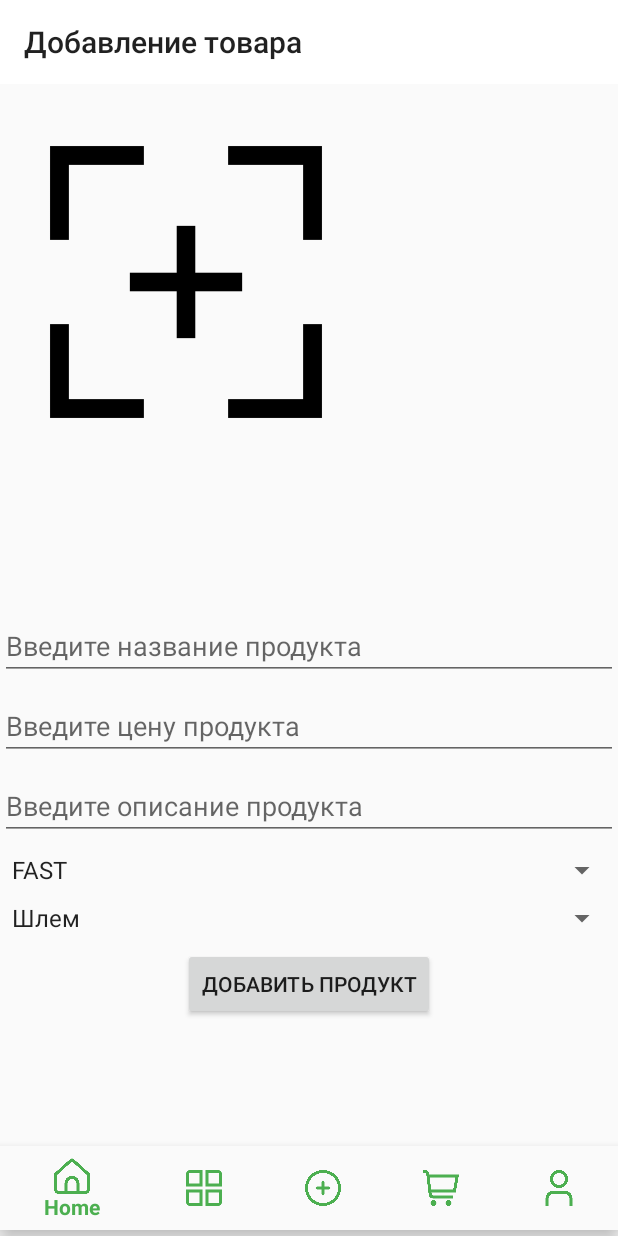
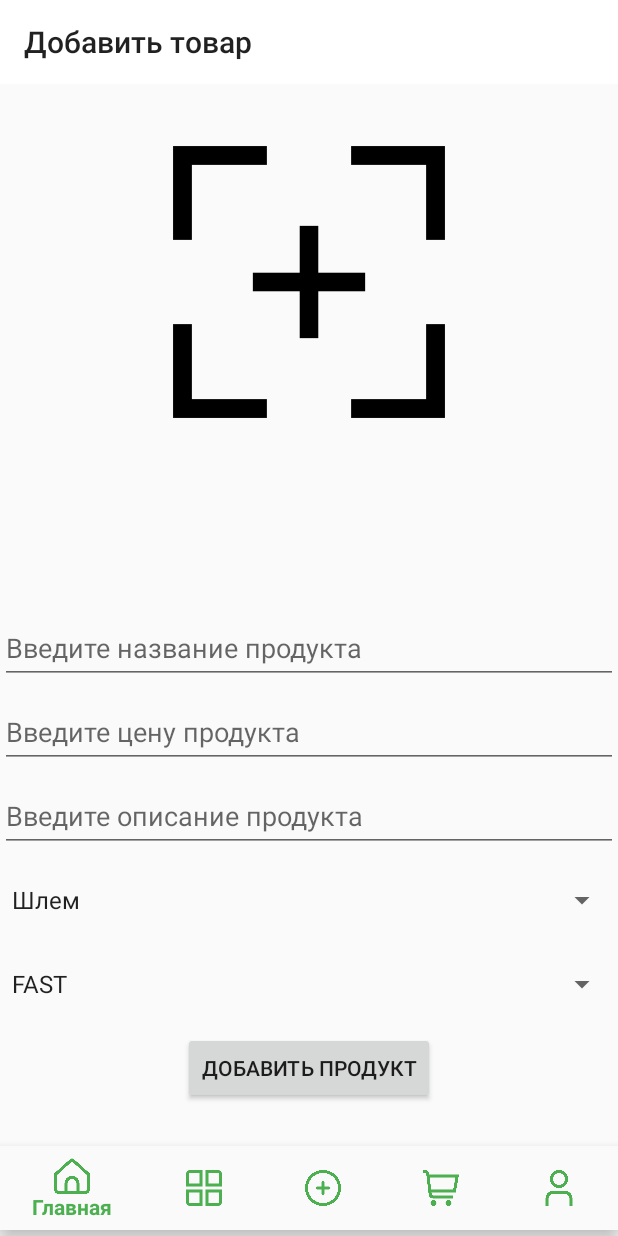
Before and after one commit to alwayswnnasleep/ZedkaShop, an Android app: the AddProductFragment screen opened through its navigation route, after a tap on "ДОБАВИТЬ ПРОДУКТ", on a phone screen of 412 x 824 dp. Run offline under Robolectric (Android 15) with nearby library versions, the phone set to English and light mode, and no system bars; our stand-ins replace Firebase (no records; nobody signed in at launch, a user with empty details on screens opened directly), navigation-ui.

Commit message:
Исправлена ошибка с крашем проги при повторном добавлении товара

```diff
--- a/code/app/build.gradle.kts
+++ b/code/app/build.gradle.kts
@@ -43,13 +43,13 @@ android {
 
 dependencies {
     implementation ("com.google.android.material:material:1.9.0")
-    implementation("androidx.recyclerview:recyclerview:1.2.1")
-    implementation("com.github.bumptech.glide:glide:4.12.0")
+    implementation("androidx.recyclerview:recyclerview:1.3.0")
+    implementation("com.github.bumptech.glide:glide:4.13.0")
     implementation(libs.firebase.auth)
     implementation(libs.firebase.storage)
     implementation(libs.firebase.firestore)
     implementation(platform(libs.firebase.boom))
-    implementation ("androidx.appcompat:appcompat:1.4.0")
+    implementation ("androidx.appcompat:appcompat:1.6.1")
     implementation(libs.androidx.core.ktx)
     implementation(libs.androidx.appcompat)
     implementation(libs.material)
--- a/code/app/src/main/AndroidManifest.xml
+++ b/code/app/src/main/AndroidManifest.xml
@@ -2,6 +2,8 @@
 <manifest xmlns:android="http://schemas.android.com/apk/res/android"
     xmlns:tools="http://schemas.android.com/tools">
     <uses-permission android:name="android.permission.READ_EXTERNAL_STORAGE"/>
+    <uses-permission android:name="android.permission.INTERNET"/>
+    <uses-permission android:name="android.permission.ACCESS_NETWORK_STATE"/>
     <application
         android:allowBackup="true"
         android:dataExtractionRules="@xml/data_extraction_rules"
--- a/code/app/src/main/java/com/example/zedkashop/ui/addingproduct/AddProductFragment.kt
+++ b/code/app/src/main/java/com/example/zedkashop/ui/addingproduct/AddProductFragment.kt
@@ -30,30 +30,26 @@ class AddProductFragment : Fragment() {
     private lateinit var storage: FirebaseStorage
     private var selectedImageUri: Uri? = null
     private lateinit var placePhoto: ImageView
-    private lateinit var view: View
-
-    override fun onViewCreated(view: View, savedInstanceState: Bundle?) {
-        super.onViewCreated(view, savedInstanceState)
-        (activity as AppCompatActivity).supportActionBar?.show()
-        (activity as AppCompatActivity).supportActionBar?.title = "Добавление товара"
-    }
 
     override fun onCreateView(
         inflater: LayoutInflater, container: ViewGroup?,
         savedInstanceState: Bundle?
     ): View {
-        view = inflater.inflate(R.layout.fragment_add_product, container, false)
+        val view = inflater.inflate(R.layout.fragment_add_product, container, false)
 
+        try {
             firestore = FirebaseFirestore.getInstance()
             storage = FirebaseStorage.getInstance()
 
-        placePhoto = view.findViewById(R.id.placePhoto)
+            placePhoto = view.findViewById<ImageView>(R.id.placePhoto)
             val enterName: EditText = view.findViewById(R.id.enterName)
             val enterPrice: EditText = view.findViewById(R.id.enterPrice)
             val enterDescription: EditText = view.findViewById(R.id.enterDescription)
             val chooseManufacturer: Spinner = view.findViewById(R.id.chooseManufacturer)
             val chooseCategory: Spinner = view.findViewById(R.id.chooseCategory)
             val addButton: Button = view.findViewById(R.id.addProduct)
+
+            setupSpinners(view)
 
             placePhoto.setOnClickListener {
                 openGallery()
@@ -63,8 +59,8 @@ class AddProductFragment : Fragment() {
                 val productName = enterName.text.toString()
                 val productPrice = enterPrice.text.toString().trim()
                 val productDescription = enterDescription.text.toString()
-            val selectedConsumer = chooseManufacturer.selectedItem.toString()
-            val selectedCategory = chooseCategory.selectedItem.toString()
+                val selectedConsumer = chooseManufacturer.selectedItem?.toString() ?: ""
+                val selectedCategory = chooseCategory.selectedItem?.toString() ?: ""
 
                 if (productName.isNotEmpty() && productPrice.isNotEmpty() && productDescription.isNotEmpty() && selectedImageUri != null) {
                     val formattedPrice = "$productPrice ₽"
@@ -74,19 +70,22 @@ class AddProductFragment : Fragment() {
                 }
             }
 
-        setupSpinners()
+            (activity as AppCompatActivity).supportActionBar?.title = "Добавить товар"
+
+        } catch (e: Exception) {
+            Toast.makeText(requireContext(), "Ошибка инициализации: ${e.message}", Toast.LENGTH_SHORT).show()
+        }
 
         return view
     }
 
-    private fun setupSpinners() {
+    private fun setupSpinners(view: View) {
         val categories = arrayOf("Шлем", "Бронежилет", "Одежда", "Разгрузочная система", "Подсумок", "Обувь")
         val categoryAdapter = ArrayAdapter(requireContext(), android.R.layout.simple_spinner_item, categories)
         categoryAdapter.setDropDownViewResource(android.R.layout.simple_spinner_dropdown_item)
         val chooseCategory: Spinner = view.findViewById(R.id.chooseCategory)
         chooseCategory.adapter = categoryAdapter
 
-        // Настройка Spinner для производителей
         val manufacturersMap = mapOf(
             "Шлем" to arrayOf("FAST", "Omnitek"),
             "Бронежилет" to arrayOf("РусАрм"),
@@ -98,9 +97,8 @@ class AddProductFragment : Fragment() {
 
         val chooseManufacturer: Spinner = view.findViewById(R.id.chooseManufacturer)
 
-        // Устанавливаем слушатель для выбора категории
-        chooseCategory.setOnItemSelectedListener(object : AdapterView.OnItemSelectedListener {
-            override fun onItemSelected(parent: AdapterView<*>, view: View, position: Int, id: Long) {
+        chooseCategory.onItemSelectedListener = object : AdapterView.OnItemSelectedListener {
+            override fun onItemSelected(parent: AdapterView<*>, view: View?, position: Int, id: Long) {
                 val selectedCategory = categories[position]
                 val manufacturers = manufacturersMap[selectedCategory] ?: emptyArray()
                 val manufacturerAdapter = ArrayAdapter(requireContext(), android.R.layout.simple_spinner_item, manufacturers)
@@ -111,7 +109,7 @@ class AddProductFragment : Fragment() {
             override fun onNothingSelected(parent: AdapterView<*>) {
                 // Ничего не делаем
             }
-        })
+        }
     }
 
     private fun openGallery() {
@@ -184,6 +182,7 @@ class AddProductFragment : Fragment() {
     }
 
     private fun clearInputs() {
+        val view = requireView() // Получаем текущий view
         view.findViewById<EditText>(R.id.enterName).text.clear()
         view.findViewById<EditText>(R.id.enterPrice).text.clear()
         view.findViewById<EditText>(R.id.enterDescription).text.clear()
--- a/code/app/src/main/res/layout/fragment_add_product.xml
+++ b/code/app/src/main/res/layout/fragment_add_product.xml
@@ -9,29 +9,28 @@
         android:id="@+id/placePhoto"
         android:layout_width="@dimen/place_photo_size"
         android:layout_height="@dimen/place_photo_size"
-        android:layout_marginTop="@dimen/margin32dp"
         android:adjustViewBounds="true"
         android:src="@drawable/camera"
+        app:layout_constraintStart_toStartOf="parent"
         app:layout_constraintEnd_toEndOf="parent"
-        app:layout_constraintHorizontal_bias="0.114"
-        app:layout_constraintStart_toStartOf="parent"
-        app:layout_constraintTop_toTopOf="parent" />
+        app:layout_constraintTop_toTopOf="parent"
+        app:layout_constraintBottom_toTopOf="@id/enterName"
+        android:layout_marginTop="@dimen/margin32dp" />
 
     <EditText
         android:id="@+id/enterName"
         android:layout_width="0dp"
-        android:layout_height="wrap_content"
+        android:layout_height="48dp"
         android:layout_marginTop="@dimen/margin120dp"
         android:hint="Введите название продукта"
         app:layout_constraintEnd_toEndOf="parent"
-        app:layout_constraintHorizontal_bias="0.0"
         app:layout_constraintStart_toStartOf="parent"
         app:layout_constraintTop_toBottomOf="@id/placePhoto" />
 
     <EditText
         android:id="@+id/enterPrice"
         android:layout_width="0dp"
-        android:layout_height="wrap_content"
+        android:layout_height="48dp"
         android:hint="Введите цену продукта"
         android:layout_marginTop="@dimen/margin_top"
         app:layout_constraintTop_toBottomOf="@id/enterName"
@@ -41,7 +40,7 @@
     <EditText
         android:id="@+id/enterDescription"
         android:layout_width="0dp"
-        android:layout_height="wrap_content"
+        android:layout_height="48dp"
         android:hint="Введите описание продукта"
         android:layout_marginTop="@dimen/margin_top"
         app:layout_constraintTop_toBottomOf="@id/enterPrice"
@@ -49,20 +48,20 @@
         app:layout_constraintEnd_toEndOf="parent"/>
 
     <Spinner
-        android:id="@+id/chooseManufacturer"
+        android:id="@+id/chooseCategory"
         android:layout_width="0dp"
-        android:layout_height="wrap_content"
+        android:layout_height="48dp"
         android:layout_marginTop="@dimen/margin_top"
         app:layout_constraintTop_toBottomOf="@id/enterDescription"
         app:layout_constraintStart_toStartOf="parent"
         app:layout_constraintEnd_toEndOf="parent"/>
 
     <Spinner
-        android:id="@+id/chooseCategory"
+        android:id="@+id/chooseManufacturer"
         android:layout_width="0dp"
-        android:layout_height="wrap_content"
+        android:layout_height="48dp"
         android:layout_marginTop="@dimen/margin_top"
-        app:layout_constraintTop_toBottomOf="@id/chooseManufacturer"
+        app:layout_constraintTop_toBottomOf="@id/chooseCategory"
         app:layout_constraintStart_toStartOf="parent"
         app:layout_constraintEnd_toEndOf="parent"/>
 
@@ -72,9 +71,7 @@
         android:layout_height="wrap_content"
         android:text="Добавить продукт"
         android:layout_marginTop="@dimen/margin_top"
-        app:layout_constraintTop_toBottomOf="@id/chooseCategory"
+        app:layout_constraintTop_toBottomOf="@id/chooseManufacturer"
         app:layout_constraintStart_toStartOf="parent"
         app:layout_constraintEnd_toEndOf="parent"/>
-
-
 </androidx.constraintlayout.widget.ConstraintLayout>
--- a/code/app/src/main/res/values/strings.xml
+++ b/code/app/src/main/res/values/strings.xml
@@ -1,9 +1,9 @@
 <resources>
     <string name="app_name">ZedkaShop</string>
-    <string name="title_home">Home</string>
-    <string name="title_dashboard">Dashboard</string>
-    <string name="title_cart">Cart</string>
-    <string name="title_favorites">Favorites</string>
-    <string name="title_profile">Profile</string>
+    <string name="title_home">Главная</string>
+    <string name="title_dashboard">Каталог</string>
+    <string name="title_cart">Корзина</string>
+    <string name="title_favorites">Добавить</string>
+    <string name="title_profile">Профиль</string>
 
 </resources>
```
Also changed, not shown: code/app/src/main/java/com/example/zedkashop/adapters/ProductCatalogFragment.kt (+31 -0 lines), code/app/src/main/res/layout/fragment_product_list.xml (+10 -1 lines). Lines whose indentation alone changed are shown as unchanged.
